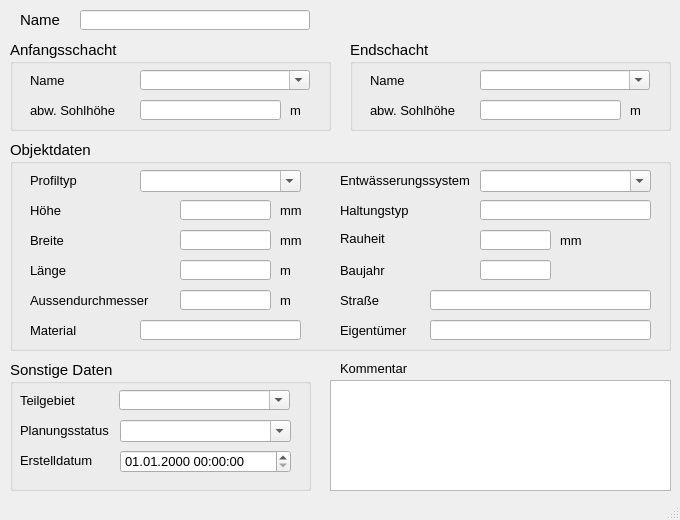
First picture: the form in qkan/forms/qkan_drossel.ui, repository SonkeHoffmann/QKan-1, before the edit.
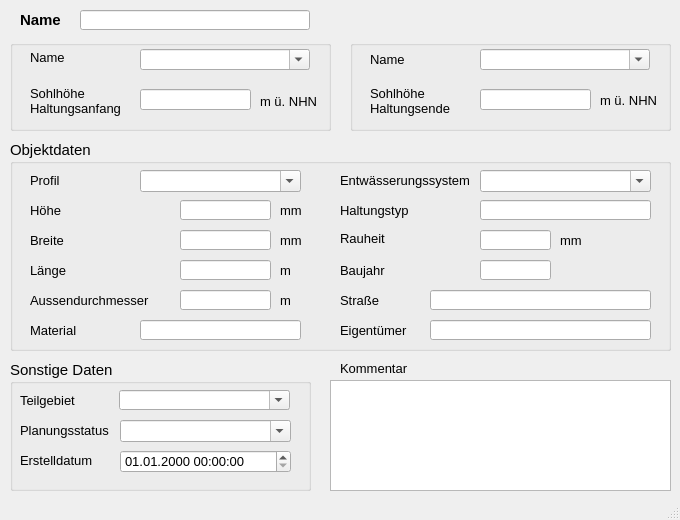
Second picture: the form after the edit. Custom widgets are drawn as their Qt base class.

```diff
--- a/qkan/forms/qkan_drossel.ui
+++ b/qkan/forms/qkan_drossel.ui
@@ -31,7 +31,7 @@
      <rect>
       <x>20</x>
       <y>10</y>
-      <width>40</width>
+      <width>51</width>
       <height>20</height>
      </rect>
     </property>
@@ -39,6 +39,8 @@
      <font>
       <family>Tahoma</family>
       <pointsize>11</pointsize>
+      <weight>75</weight>
+      <bold>true</bold>
      </font>
     </property>
     <property name="text">
@@ -215,15 +217,15 @@
      </font>
     </property>
     <property name="title">
-     <string>Anfangsschacht</string>
+     <string/>
     </property>
     <widget class="QComboBox" name="schoben">
      <property name="geometry">
       <rect>
        <x>130</x>
-       <y>30</y>
+       <y>9</y>
        <width>170</width>
-       <height>20</height>
+       <height>21</height>
       </rect>
      </property>
      <property name="font">
@@ -246,9 +248,9 @@
      <property name="geometry">
       <rect>
        <x>20</x>
-       <y>30</y>
+       <y>9</y>
        <width>90</width>
-       <height>20</height>
+       <height>16</height>
       </rect>
      </property>
      <property name="font">
@@ -265,9 +267,9 @@
      <property name="geometry">
       <rect>
        <x>20</x>
-       <y>60</y>
+       <y>40</y>
        <width>101</width>
-       <height>21</height>
+       <height>41</height>
       </rect>
      </property>
      <property name="font">
@@ -277,16 +279,17 @@
       </font>
      </property>
      <property name="text">
-      <string>abw. Sohlhöhe</string>
+      <string>Sohlhöhe
+Haltungsanfang</string>
      </property>
     </widget>
     <widget class="QLabel" name="label_18">
      <property name="geometry">
       <rect>
-       <x>280</x>
-       <y>60</y>
-       <width>21</width>
-       <height>21</height>
+       <x>250</x>
+       <y>51</y>
+       <width>61</width>
+       <height>20</height>
       </rect>
      </property>
      <property name="font">
@@ -296,16 +299,16 @@
       </font>
      </property>
      <property name="text">
-      <string>m</string>
+      <string>m ü. NHN</string>
      </property>
     </widget>
     <widget class="QLineEdit" name="sohleoben">
      <property name="geometry">
       <rect>
        <x>130</x>
-       <y>60</y>
-       <width>141</width>
-       <height>20</height>
+       <y>49</y>
+       <width>111</width>
+       <height>21</height>
       </rect>
      </property>
      <property name="font">
@@ -401,15 +404,15 @@
      </font>
     </property>
     <property name="title">
-     <string>Endschacht</string>
+     <string/>
     </property>
     <widget class="QComboBox" name="schunten">
      <property name="geometry">
       <rect>
        <x>130</x>
-       <y>30</y>
+       <y>9</y>
        <width>170</width>
-       <height>20</height>
+       <height>21</height>
       </rect>
      </property>
      <property name="font">
@@ -432,9 +435,9 @@
      <property name="geometry">
       <rect>
        <x>20</x>
-       <y>30</y>
+       <y>9</y>
        <width>100</width>
-       <height>20</height>
+       <height>21</height>
       </rect>
      </property>
      <property name="font">
@@ -451,9 +454,9 @@
      <property name="geometry">
       <rect>
        <x>20</x>
-       <y>60</y>
+       <y>40</y>
        <width>91</width>
-       <height>21</height>
+       <height>41</height>
       </rect>
      </property>
      <property name="font">
@@ -463,16 +466,17 @@
       </font>
      </property>
      <property name="text">
-      <string>abw. Sohlhöhe</string>
+      <string>Sohlhöhe
+Haltungsende</string>
      </property>
     </widget>
     <widget class="QLineEdit" name="sohleunten">
      <property name="geometry">
       <rect>
        <x>130</x>
-       <y>60</y>
-       <width>141</width>
-       <height>20</height>
+       <y>49</y>
+       <width>111</width>
+       <height>21</height>
       </rect>
      </property>
      <property name="font">
@@ -491,9 +495,9 @@
     <widget class="QLabel" name="label_19">
      <property name="geometry">
       <rect>
-       <x>280</x>
-       <y>60</y>
-       <width>21</width>
+       <x>250</x>
+       <y>50</y>
+       <width>61</width>
        <height>21</height>
       </rect>
      </property>
@@ -504,7 +508,7 @@
       </font>
      </property>
      <property name="text">
-      <string>m</string>
+      <string>m ü. NHN</string>
      </property>
     </widget>
    </widget>
@@ -599,7 +603,7 @@
       </font>
      </property>
      <property name="text">
-      <string>Profiltyp</string>
+      <string>Profil</string>
      </property>
     </widget>
     <widget class="QLabel" name="label_52">
```
Left out of the diff: 30 changed lines with no effect on the pictures.
